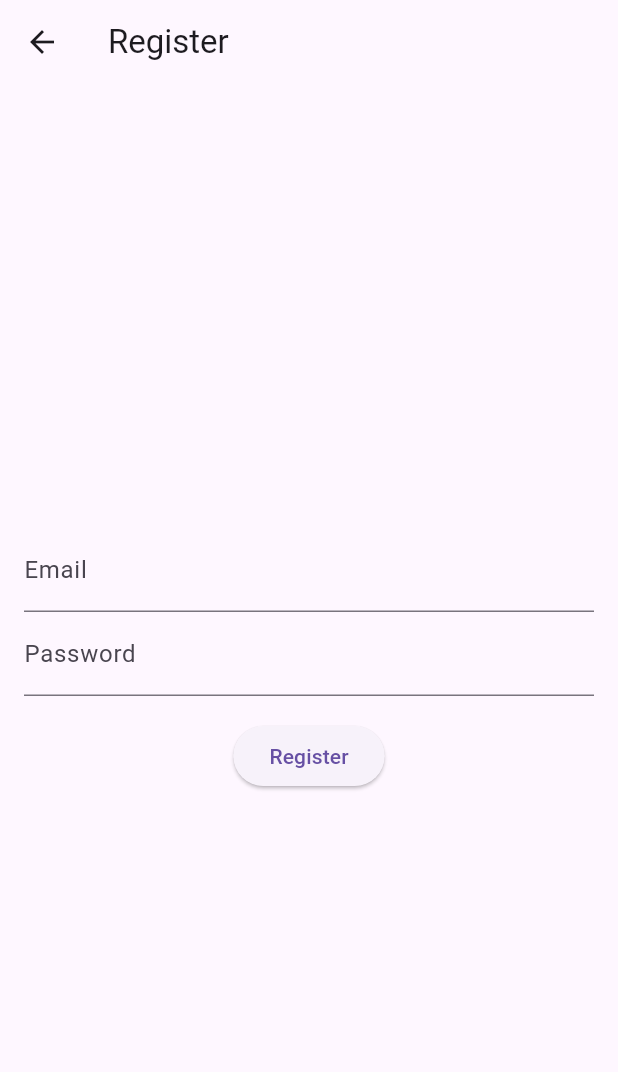
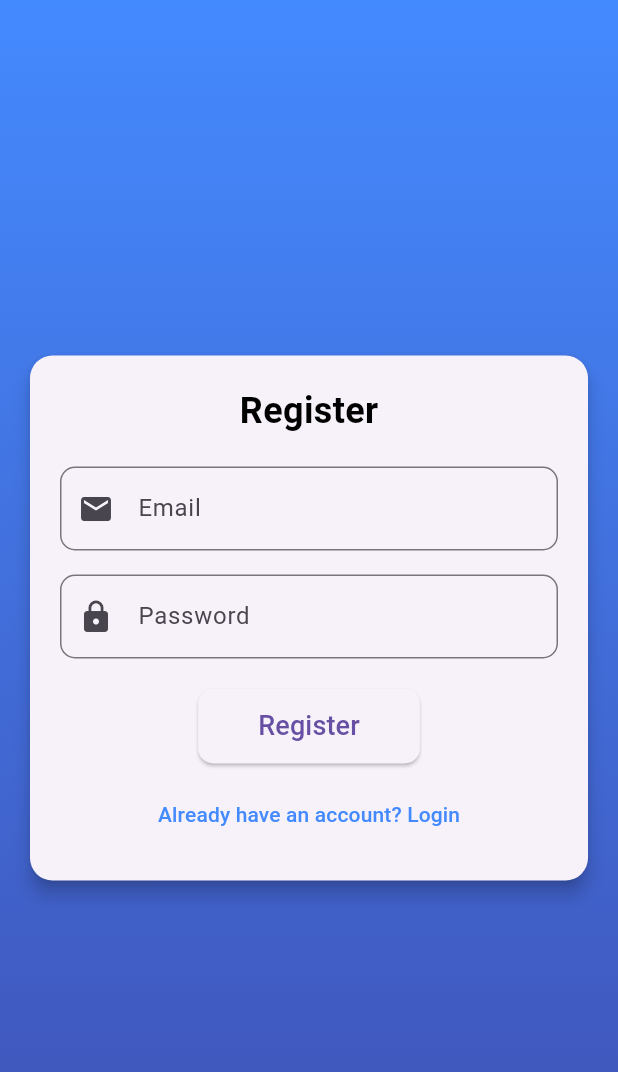
Before and after one commit to mowreee/chatapp, a Flutter app: the screen it shows after launch, after a tap on "Create an account", on a phone screen of 412 x 824 dp. Shown: the top 1072 px of the screen. Run offline on Flutter 3.47's test engine with Material 3 defaults, Android fonts, the phone set to English and light mode, and no system bars; our stand-ins replace cloud_firestore, firebase_auth, firebase_core; accounts and stored records are empty; network calls fail.

Commit message:
add manen

```diff
--- a/lib/login.dart
+++ b/lib/login.dart
@@ -29,70 +29,66 @@ class _LoginScreenState extends State<LoginScreen> {
   @override
   Widget build(BuildContext context) {
     return Scaffold(
-      body: Container(
-        decoration: const BoxDecoration(
-          gradient: LinearGradient(
-            colors: [Colors.blueAccent, Colors.indigo],
-            begin: Alignment.topCenter,
-            end: Alignment.bottomCenter,
+      appBar: AppBar(
+        title: const Text('Login'),
+        backgroundColor: Colors.black, // Black color for the AppBar
+        elevation: 0,
       ),
-        ),
+      body: Padding(
+        padding: const EdgeInsets.all(16.0),
         child: Center(
-          child: Padding(
-            padding: const EdgeInsets.all(16.0),
-            child: Card(
-              elevation: 5,
-              shape: RoundedRectangleBorder(
-                borderRadius: BorderRadius.circular(15),
-              ),
-              child: Padding(
-                padding: const EdgeInsets.all(20.0),
           child: Column(
-                  mainAxisSize: MainAxisSize.min,
+            mainAxisAlignment: MainAxisAlignment.center,
             children: [
+              // Title Text
               const Text(
                 'Login',
                 style: TextStyle(
                   fontSize: 24,
                   fontWeight: FontWeight.bold,
-                        color: Colors.black,
+                  color: Colors.black, // Black text for simplicity
                 ),
               ),
-                    const SizedBox(height: 20),
+              const SizedBox(height: 40),
+              // Email TextField
               TextField(
                 controller: _emailController,
-                      decoration: InputDecoration(
+                decoration: const InputDecoration(
                   labelText: 'Email',
-                        border: OutlineInputBorder(
-                          borderRadius: BorderRadius.circular(10),
-                        ),
-                        prefixIcon: const Icon(Icons.email),
+                  labelStyle: TextStyle(color: Colors.black), // Black label text
+                  border: OutlineInputBorder(),
                 ),
                 keyboardType: TextInputType.emailAddress,
               ),
               const SizedBox(height: 16),
+              // Password TextField
               TextField(
                 controller: _passwordController,
-                      decoration: InputDecoration(
+                decoration: const InputDecoration(
                   labelText: 'Password',
-                        border: OutlineInputBorder(
-                          borderRadius: BorderRadius.circular(10),
-                        ),
-                        prefixIcon: const Icon(Icons.lock),
+                  labelStyle: TextStyle(color: Colors.black),
+                  border: OutlineInputBorder(),
                 ),
                 obscureText: true,
               ),
-                    const SizedBox(height: 20),
+              const SizedBox(height: 24),
+              // Login Button
               ElevatedButton(
+                onPressed: _signIn,
                 style: ElevatedButton.styleFrom(
+                  backgroundColor: Colors.black, // Corrected to backgroundColor
                   padding: const EdgeInsets.symmetric(horizontal: 40, vertical: 12),
                   shape: RoundedRectangleBorder(
-                          borderRadius: BorderRadius.circular(10),
+                    borderRadius: BorderRadius.circular(8),
                   ),
                 ),
-                      onPressed: _signIn,
-                      child: const Text('Login', style: TextStyle(fontSize: 18)),
+                child: const Text(
+                  'Login',
+                  style: TextStyle(fontSize: 18, color: Colors.white), // White text color
                 ),
+              ),
+              const SizedBox(height: 16),
+              // Redirect to Registration Screen
               TextButton(
                 onPressed: () {
                   Navigator.push(
@@ -102,12 +98,15 @@ class _LoginScreenState extends State<LoginScreen> {
                     ),
                   );
                 },
-                      child: const Text('Create an account', style: TextStyle(color: Colors.blueAccent)),
-                    ),
-                  ],
+                child: const Text(
+                  'Create an account',
+                  style: TextStyle(
+                    color: Colors.black, // Black text color
+                    fontSize: 16, // Set a size for better readability
                   ),
                 ),
               ),
+            ],
           ),
         ),
       ),
--- a/lib/register.dart
+++ b/lib/register.dart
@@ -1,5 +1,6 @@
 import 'package:flutter/material.dart';
 import 'package:firebase_auth/firebase_auth.dart';
+import 'login.dart';
 
 class RegistrationScreen extends StatefulWidget {
   const RegistrationScreen({super.key});
@@ -11,8 +12,10 @@ class RegistrationScreen extends StatefulWidget {
 class _RegistrationScreenState extends State<RegistrationScreen> {
   final _emailController = TextEditingController();
   final _passwordController = TextEditingController();
+  final _formKey = GlobalKey<FormState>();
 
   Future<void> _register() async {
+    if (_formKey.currentState?.validate() ?? false) {
       try {
         await FirebaseAuth.instance.createUserWithEmailAndPassword(
           email: _emailController.text,
@@ -27,32 +30,114 @@ class _RegistrationScreenState extends State<RegistrationScreen> {
         );
       }
     }
+  }
 
   @override
   Widget build(BuildContext context) {
     return Scaffold(
-      appBar: AppBar(title: const Text('Register')),
-      body: Padding(
+      body: Container(
+        decoration: const BoxDecoration(
+          gradient: LinearGradient(
+            colors: [Colors.blueAccent, Colors.indigo],
+            begin: Alignment.topCenter,
+            end: Alignment.bottomCenter,
+          ),
+        ),
+        child: Center(
+          child: Padding(
             padding: const EdgeInsets.all(16.0),
+            child: Card(
+              elevation: 5,
+              shape: RoundedRectangleBorder(
+                borderRadius: BorderRadius.circular(15),
+              ),
+              child: Padding(
+                padding: const EdgeInsets.all(20.0),
                 child: Column(
-          mainAxisAlignment: MainAxisAlignment.center,
+                  mainAxisSize: MainAxisSize.min,
                   children: [
-            TextField(
+                    const Text(
+                      'Register',
+                      style: TextStyle(
+                        fontSize: 24,
+                        fontWeight: FontWeight.bold,
+                        color: Colors.black,
+                      ),
+                    ),
+                    const SizedBox(height: 20),
+                    Form(
+                      key: _formKey,
+                      child: Column(
+                        children: [
+                          TextFormField(
                             controller: _emailController,
-              decoration: const InputDecoration(labelText: 'Email'),
+                            decoration: InputDecoration(
+                              labelText: 'Email',
+                              border: OutlineInputBorder(
+                                borderRadius: BorderRadius.circular(10),
+                              ),
+                              prefixIcon: const Icon(Icons.email),
+                            ),
                             keyboardType: TextInputType.emailAddress,
-            ),
-            TextField(
-              controller: _passwordController,
-              decoration: const InputDecoration(labelText: 'Password'),
-              obscureText: true,
+                            validator: (value) {
+                              if (value == null || value.isEmpty) {
+                                return 'Please enter an email';
+                              }
+                              return null;
+                            },
                           ),
                           const SizedBox(height: 16),
-            ElevatedButton(
-              onPressed: _register,
-              child: const Text('Register'),
+                          TextFormField(
+                            controller: _passwordController,
+                            decoration: InputDecoration(
+                              labelText: 'Password',
+                              border: OutlineInputBorder(
+                                borderRadius: BorderRadius.circular(10),
+                              ),
+                              prefixIcon: const Icon(Icons.lock),
+                            ),
+                            obscureText: true,
+                            validator: (value) {
+                              if (value == null || value.isEmpty) {
+                                return 'Please enter a password';
+                              }
+                              if (value.length < 6) {
+                                return 'Password must be at least 6 characters';
+                              }
+                              return null;
+                            },
                           ),
                         ],
+                      ),
+                    ),
+                    const SizedBox(height: 20),
+                    ElevatedButton(
+                      style: ElevatedButton.styleFrom(
+                        padding: const EdgeInsets.symmetric(horizontal: 40, vertical: 12),
+                        shape: RoundedRectangleBorder(
+                          borderRadius: BorderRadius.circular(10),
+                        ),
+                      ),
+                      onPressed: _register,
+                      child: const Text('Register', style: TextStyle(fontSize: 18)),
+                    ),
+                    const SizedBox(height: 10),
+                    TextButton(
+                      onPressed: () {
+                        Navigator.push(
+                          context,
+                          MaterialPageRoute(
+                            builder: (context) => const LoginScreen(),
+                          ),
+                        );
+                      },
+                      child: const Text('Already have an account? Login', style: TextStyle(color: Colors.blueAccent)),
+                    ),
+                  ],
+                ),
+              ),
+            ),
+          ),
         ),
       ),
     );
```
Lines whose indentation alone changed are shown as unchanged.
